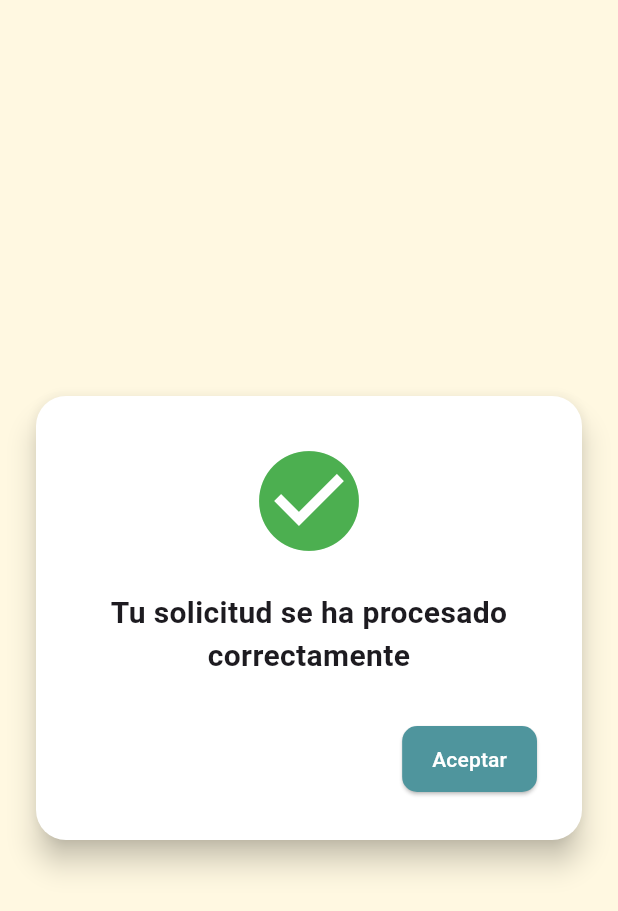
After one commit to proyectosikum/sikum, a Flutter app: the ConfirmationScreen screen opened by its route, on a phone screen of 412 x 824 dp. The commit adds this screen. Shown: the top 911 px of the screen. Run offline on Flutter 3.47's test engine with Material 3 defaults, Android fonts, the phone set to English and light mode, and no system bars; our stand-ins replace cloud_firestore, firebase_auth, firebase_core, flutter_riverpod, go_router, google_fonts; accounts and stored records are empty.

Commit message:
Agrego pantalla confirmation_screen como 'modal'

```diff
--- /dev/null
+++ b/lib/presentation/screens/confirmation_screen.dart
@@ -0,0 +1,50 @@
+import 'package:flutter/material.dart';
+import 'package:go_router/go_router.dart';
+
+class ConfirmationScreen extends StatelessWidget {
+  const ConfirmationScreen({super.key});
+
+  @override
+  Widget build(BuildContext context) {
+    return Scaffold(
+      backgroundColor: const Color(0xFFFFF8E1),
+      body: Center(
+        child: Card(
+          elevation: 8,
+          shape: RoundedRectangleBorder(borderRadius: BorderRadius.circular(20)),
+          color: Colors.white,
+          margin: const EdgeInsets.symmetric(horizontal: 24),
+          child: Padding(
+            padding: const EdgeInsets.all(30),
+            child: Column(
+              mainAxisSize: MainAxisSize.min,
+              children: [
+                const Icon(Icons.check_circle, color: Colors.green, size: 80),
+                const SizedBox(height: 20),
+                const Text(
+                  'Tu solicitud se ha procesado correctamente',
+                  textAlign: TextAlign.center,
+                  style: TextStyle(fontSize: 20, fontWeight: FontWeight.bold),
+                ),
+                const SizedBox(height: 30),
+                Align(
+                  alignment: Alignment.centerRight,
+                  child: ElevatedButton(
+                    onPressed: () => context.go('/pacientes'),
+                    style: ElevatedButton.styleFrom(
+                      backgroundColor: const Color(0xFF4F959D),
+                      foregroundColor: Colors.white,
+                      shape: RoundedRectangleBorder(borderRadius: BorderRadius.circular(10)),
+                      padding: const EdgeInsets.symmetric(horizontal: 20, vertical: 12),
+                    ),
+                    child: const Text('Aceptar'),
+                  ),
+                ),
+              ],
+            ),
+          ),
+        ),
+      ),
+    );
+  }
+}
--- a/lib/router/app_router.dart
+++ b/lib/router/app_router.dart
@@ -1,5 +1,6 @@
 import 'package:go_router/go_router.dart';
 import 'package:firebase_auth/firebase_auth.dart';
+import 'package:sikum/presentation/screens/confirmation_screen.dart';
 import 'package:sikum/presentation/screens/create_users.dart';
 import 'package:sikum/presentation/screens/login.dart';
 import 'package:sikum/presentation/screens/forgot_password.dart';
@@ -30,13 +31,14 @@ final GoRouter appRouter = GoRouter(
     GoRoute(path: '/pacientes',       builder: (_, __) => const Patients()),
     GoRoute(path: '/forgot',          builder: (_, __) => const ForgotPasswordScreen()),
     GoRoute(path: '/change',          builder: (_, __) => const ChangePasswordScreen()),
+    GoRoute(path: '/confirmacion',    builder: (_,__) => const ConfirmationScreen())
   ],
   redirect: (context, state) {
     final user     = FirebaseAuth.instance.currentUser;
     final loggedIn = user != null;
     final loc      = state.matchedLocation;
 
-    const publicPaths = ['/login','/forgot','/change'];
+    const publicPaths = ['/login','/forgot','/change', '/confirmacion'];
 
     if (!loggedIn && !publicPaths.contains(loc)) {
       return '/login';
@@ -68,6 +70,7 @@ final GoRouter appRouter = GoRouter(
         '/perfil',
         '/change',
         '/forgot',
+        '/confirmacion'
       ].contains(loc);
 
       if (!isAdmin && !okUser) {
```
Also changed, not shown: lib/presentation/screens/create_users.dart (+9 -10 lines).
